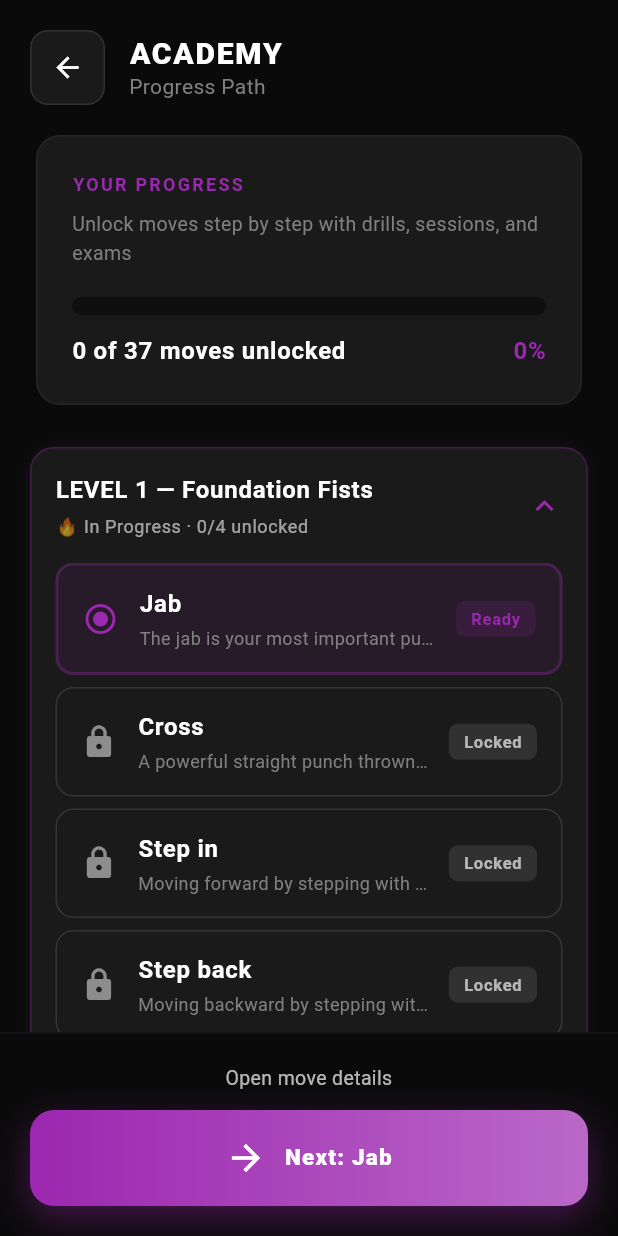
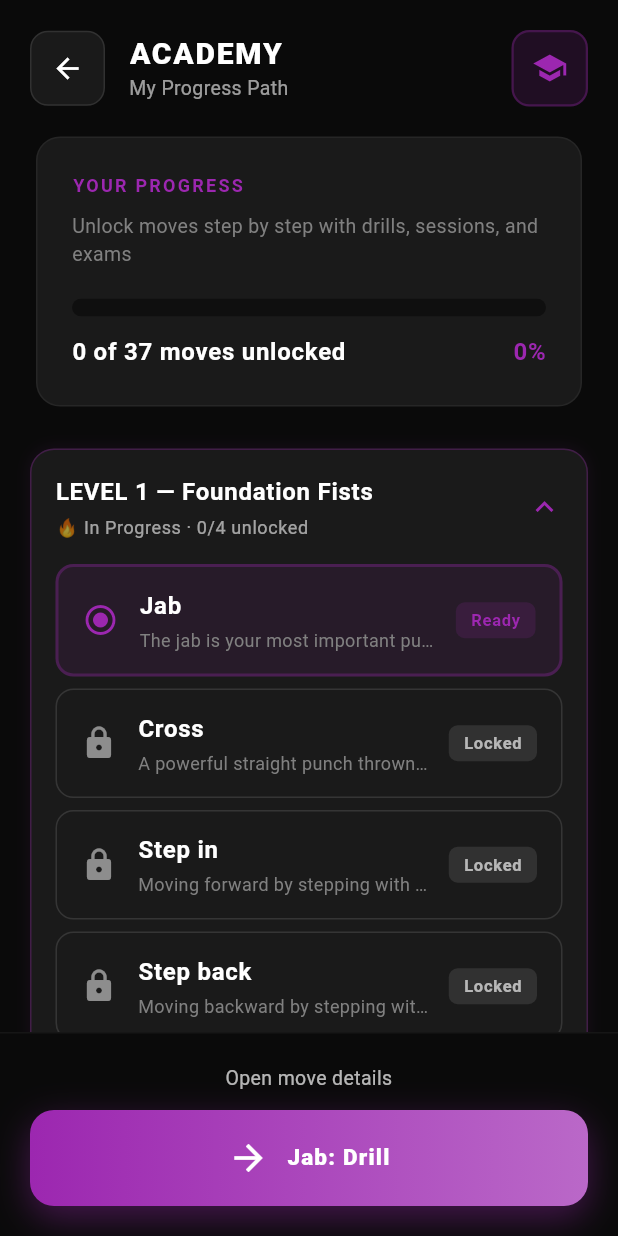
Before and after one commit to mikebg95/fight-my-shadow, a Flutter app: the LearningProgressScreen screen opened by its route, on a phone screen of 412 x 824 dp. Run offline on Flutter 3.47's test engine with Material 3 defaults, Android fonts, the phone set to English and light mode, and no system bars; our stand-ins replace audioplayers, flutter_tts, shared_preferences; accounts and stored records are empty.

Commit message:
Polish Academy + Training UI: red palette, TTS fixes, and improved UX
Academy page enhancements:
- Add subtitle "My Progress Path" to header
- Add purple Academy logo icon in top-right corner
- Update CTA button labels to "Move: Action" format (e.g., "Jab: Drill", "Cross: Exam")

Training UI color palette fix (red instead of orange):
- HomeScreen (Training setup): all accents now red (header, labels, buttons, chips)
- WorkoutScreen (Training session): red palette for timer, gradients, completion screen
- Academy sessions remain purple (drill/add-to-arsenal modes)
- Library remains orange

TTS pronunciation fix:
- Add explicit phonetic mapping for all letters A-Z
- Prevents TTS from saying "capital P" etc.
- Letters now spoken as "pee", "ay", "bee", etc.

Post-unlock navigation:
- Already correctly implemented using popUntil with /academy route
- Returns to Academy page after unlock celebration

🤖 Generated with [Claude Code](https://claude.com/claude-code)

Co-Authored-By: Claude Sonnet 4.5 <noreply@anthropic.com>

```diff
--- a/lib/screens/learning_progress_screen.dart
+++ b/lib/screens/learning_progress_screen.dart
@@ -107,7 +107,7 @@ class LearningProgressScreen extends StatelessWidget {
           ),
           const SizedBox(width: 16),
 
-          // Title
+          // Title and subtitle
           Expanded(
             child: Column(
               crossAxisAlignment: CrossAxisAlignment.start,
@@ -119,11 +119,33 @@ class LearningProgressScreen extends StatelessWidget {
                         fontWeight: FontWeight.w800,
                       ),
                 ),
+                const SizedBox(height: 2),
                 Text(
-                  'Progress Path',
-                  style: Theme.of(context).textTheme.bodyMedium,
+                  'My Progress Path',
+                  style: Theme.of(context).textTheme.bodyMedium?.copyWith(
+                        color: Colors.white.withValues(alpha: 0.6),
+                        fontSize: 13,
+                      ),
                 ),
               ],
+            ),
+          ),
+
+          // Academy logo icon (purple)
+          Container(
+            padding: const EdgeInsets.all(12),
+            decoration: BoxDecoration(
+              color: _academyPrimary.withValues(alpha: 0.15),
+              borderRadius: BorderRadius.circular(12),
+              border: Border.all(
+                color: _academyPrimary.withValues(alpha: 0.3),
+                width: 1.5,
+              ),
+            ),
+            child: const Icon(
+              Icons.school,
+              color: _academyPrimary,
+              size: 24,
             ),
           ),
         ],
@@ -454,7 +476,7 @@ class LearningProgressScreen extends StatelessWidget {
             ? LearningPath.getMoveById(nextAction.moveId!)
             : null;
         buttonLabel = move != null
-            ? 'Next: ${move.displayName}'
+            ? '${move.displayName}: Drill'
             : 'Next';
         buttonIcon = Icons.arrow_forward;
         subtitleText = 'Open move details';
@@ -465,8 +487,8 @@ class LearningProgressScreen extends StatelessWidget {
             ? LearningPath.getMoveById(nextAction.moveId!)
             : null;
         buttonLabel = move != null
-            ? 'Next: Add to arsenal'
-            : 'Next: Add to arsenal';
+            ? '${move.displayName}: Add to arsenal'
+            : 'Add to arsenal';
         buttonIcon = Icons.add_circle;
         subtitleText = 'Practice this move';
         break;
@@ -478,7 +500,9 @@ class LearningProgressScreen extends StatelessWidget {
         final progress = nextAction.moveId != null
             ? learningState.getProgressForMove(nextAction.moveId!)
             : null;
-        buttonLabel = 'Do Progression Session';
+        buttonLabel = move != null
+            ? '${move.displayName}: Progression'
+            : 'Do Progression Session';
         buttonIcon = Icons.fitness_center;
 
         if (move != null && progress != null) {
@@ -491,7 +515,12 @@ class LearningProgressScreen extends StatelessWidget {
         break;
 
       case NextActionType.exam:
-        buttonLabel = 'Next: Exam';
+        final move = nextAction.moveId != null
+            ? LearningPath.getMoveById(nextAction.moveId!)
+            : null;
+        buttonLabel = move != null
+            ? '${move.displayName}: Exam'
+            : 'Exam';
         buttonIcon = Icons.assignment_turned_in;
         subtitleText = 'Prove your mastery';
         break;
```
Also changed, not shown: lib/main.dart (+18 -14 lines), lib/services/voice_coach_service.dart (+39 -4 lines).
